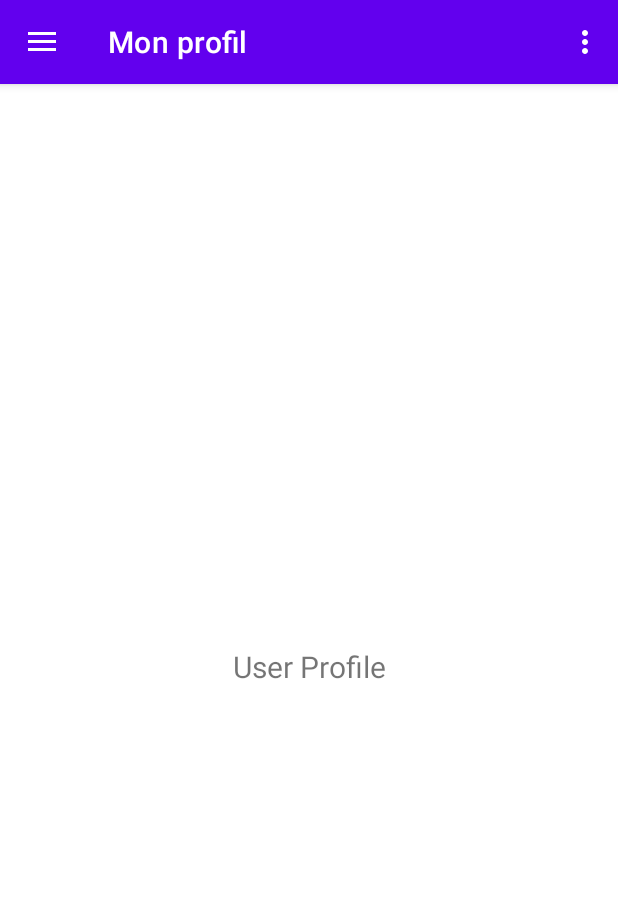
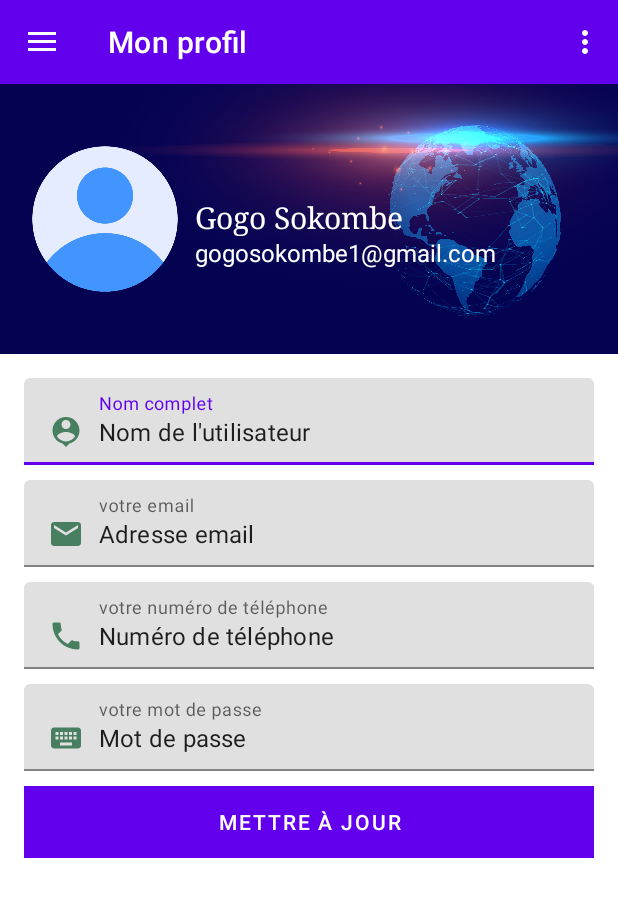
Before and after one commit to sokombe/zwa_news2_custom_api_with_volley_get_post-, an Android app: the screen it shows after launch once a user with an empty profile is signed in (MainActivity), in the side drawer, after a tap on "Mon Profile", on a phone screen of 412 x 824 dp. Shown: the top 897 px of the screen. Run offline under Robolectric (Android 15) with nearby library versions, the light colour scheme and no system bars; our stand-ins replace AdMob, Firebase (no records; nobody signed in at launch, a user with empty details on screens opened directly), Picasso, navigation-ui; pictures from the network do not load.

Commit message:
profile
profile

```diff
--- /dev/null
+++ b/app/src/main/res/drawable/ic_baseline_email_24.xml
@@ -0,0 +1,5 @@
+<vector android:height="24dp" android:tint="#487F61"
+    android:viewportHeight="24" android:viewportWidth="24"
+    android:width="24dp" xmlns:android="http://schemas.android.com/apk/res/android">
+    <path android:fillColor="@android:color/white" android:pathData="M20,4L4,4c-1.1,0 -1.99,0.9 -1.99,2L2,18c0,1.1 0.9,2 2,2h16c1.1,0 2,-0.9 2,-2L22,6c0,-1.1 -0.9,-2 -2,-2zM20,8l-8,5 -8,-5L4,6l8,5 8,-5v2z"/>
+</vector>
--- /dev/null
+++ b/app/src/main/res/drawable/ic_baseline_keyboard_24.xml
@@ -0,0 +1,5 @@
+<vector android:height="24dp" android:tint="#487F61"
+    android:viewportHeight="24" android:viewportWidth="24"
+    android:width="24dp" xmlns:android="http://schemas.android.com/apk/res/android">
+    <path android:fillColor="@android:color/white" android:pathData="M20,5L4,5c-1.1,0 -1.99,0.9 -1.99,2L2,17c0,1.1 0.9,2 2,2h16c1.1,0 2,-0.9 2,-2L22,7c0,-1.1 -0.9,-2 -2,-2zM11,8h2v2h-2L11,8zM11,11h2v2h-2v-2zM8,8h2v2L8,10L8,8zM8,11h2v2L8,13v-2zM7,13L5,13v-2h2v2zM7,10L5,10L5,8h2v2zM16,17L8,17v-2h8v2zM16,13h-2v-2h2v2zM16,10h-2L14,8h2v2zM19,13h-2v-2h2v2zM19,10h-2L17,8h2v2z"/>
+</vector>
--- /dev/null
+++ b/app/src/main/res/drawable/ic_baseline_local_phone_24.xml
@@ -0,0 +1,5 @@
+<vector android:height="24dp" android:tint="#487F61"
+    android:viewportHeight="24" android:viewportWidth="24"
+    android:width="24dp" xmlns:android="http://schemas.android.com/apk/res/android">
+    <path android:fillColor="@android:color/white" android:pathData="M6.62,10.79c1.44,2.83 3.76,5.14 6.59,6.59l2.2,-2.2c0.27,-0.27 0.67,-0.36 1.02,-0.24 1.12,0.37 2.33,0.57 3.57,0.57 0.55,0 1,0.45 1,1V20c0,0.55 -0.45,1 -1,1 -9.39,0 -17,-7.61 -17,-17 0,-0.55 0.45,-1 1,-1h3.5c0.55,0 1,0.45 1,1 0,1.25 0.2,2.45 0.57,3.57 0.11,0.35 0.03,0.74 -0.25,1.02l-2.2,2.2z"/>
+</vector>
--- a/app/src/main/res/layout/activity_login.xml
+++ b/app/src/main/res/layout/activity_login.xml
@@ -1,5 +1,5 @@
 <?xml version="1.0" encoding="utf-8"?>
-<LinearLayout xmlns:android="http://schemas.android.com/apk/res/android"
+<ScrollView xmlns:android="http://schemas.android.com/apk/res/android"
     xmlns:tools="http://schemas.android.com/tools"
     android:layout_width="match_parent"
     android:layout_height="match_parent"
@@ -7,6 +7,11 @@
     android:orientation="vertical"
     tools:context=".ui.Login_and_splash.Login">
 
+  <LinearLayout
+      android:layout_width="match_parent"
+      android:layout_height="wrap_content"
+        android:orientation="vertical"
+>
       <TextView
           android:layout_width="match_parent"
           android:layout_height="180dp"
@@ -90,3 +95,5 @@
 
       </LinearLayout>
   </LinearLayout>
+
+</ScrollView>
--- a/app/src/main/res/layout/activity_signin.xml
+++ b/app/src/main/res/layout/activity_signin.xml
@@ -1,11 +1,17 @@
 <?xml version="1.0" encoding="utf-8"?>
-<LinearLayout xmlns:android="http://schemas.android.com/apk/res/android"
+<ScrollView xmlns:android="http://schemas.android.com/apk/res/android"
     xmlns:tools="http://schemas.android.com/tools"
     android:orientation="vertical"
     android:layout_width="match_parent"
     android:layout_height="match_parent"
     tools:context=".ui.Login_and_splash.Signin"
     android:background="@drawable/login_bac">
+<LinearLayout
+    android:layout_width="match_parent"
+    android:layout_height="match_parent"
+    android:orientation="vertical"
+
+    >
 
     <TextView
         android:layout_width="match_parent"
@@ -77,7 +83,7 @@
             android:layout_height="wrap_content"
             android:text="Déjà un compte?"
             android:textColor="@color/white"
-            android:textSize="16sp"/>
+            android:textSize="16sp" />
 
         <TextView
             android:id="@+id/tvLoginHere"
@@ -91,3 +97,4 @@
 
     </LinearLayout>
 </LinearLayout>
+</ScrollView>
--- a/app/src/main/res/layout/fragment_user_profile.xml
+++ b/app/src/main/res/layout/fragment_user_profile.xml
@@ -1,23 +1,157 @@
 <?xml version="1.0" encoding="utf-8"?>
-<androidx.constraintlayout.widget.ConstraintLayout xmlns:android="http://schemas.android.com/apk/res/android"
+<ScrollView xmlns:android="http://schemas.android.com/apk/res/android"
     xmlns:app="http://schemas.android.com/apk/res-auto"
     xmlns:tools="http://schemas.android.com/tools"
     android:layout_width="match_parent"
+    android:orientation="vertical"
     android:layout_height="match_parent"
     tools:context=".ui.userProfile.UserProfileFragment">
 
-    <TextView
-        android:id="@+id/text_home"
+
+    <LinearLayout
         android:layout_width="match_parent"
-        android:layout_height="wrap_content"
-        android:layout_marginStart="8dp"
-        android:layout_marginTop="8dp"
-        android:layout_marginEnd="8dp"
-        android:text="User Profile"
-        android:textAlignment="center"
-        android:textSize="20sp"
-        app:layout_constraintBottom_toBottomOf="parent"
-        app:layout_constraintEnd_toEndOf="parent"
-        app:layout_constraintStart_toStartOf="parent"
-        app:layout_constraintTop_toTopOf="parent" />
-</androidx.constraintlayout.widget.ConstraintLayout>
+        android:layout_height="match_parent"
+        android:orientation="vertical"
+        >
+        <LinearLayout
+            android:layout_width="match_parent"
+            android:layout_height="match_parent"
+            android:background="@color/white"
+            >
+
+
+
+        </LinearLayout>
+
+        <RelativeLayout
+            android:layout_width="match_parent"
+            android:layout_height="180dp"
+            android:background="@drawable/login_bac"
+            android:padding="20dp"
+            >
+<ImageView
+    android:id="@+id/nav_user_profile_image"
+    android:layout_width="100dp"
+    android:layout_height="100dp"
+    android:layout_centerVertical="true"
+    android:src="@drawable/user"
+
+    />
+
+      <TextView
+            android:id="@+id/nav_user_profile_name"
+          android:layout_width="wrap_content"
+          android:layout_height="wrap_content"
+          android:text="Gogo Sokombe"
+          android:textColor="@color/white"
+          android:layout_centerVertical="true"
+          android:layout_marginStart="10dp"
+          android:layout_toEndOf="@id/nav_user_profile_image"
+          android:fontFamily="serif"
+          android:includeFontPadding="false"
+          android:textSize="20dp"
+
+          />
+
+            <TextView
+            android:id="@+id/nav_user_profile_email"
+                android:layout_width="wrap_content"
+                android:layout_height="wrap_content"
+                android:text="gogosokombe1@gmail.com"
+                android:layout_below="@id/nav_user_profile_name"
+                android:layout_centerVertical="true"
+                android:layout_marginStart="10dp"
+                android:layout_toEndOf="@id/nav_user_profile_image"
+                android:textSize="16dp"
+                android:textColor="@color/white"
+                />
+
+        </RelativeLayout>
+
+        <LinearLayout
+            android:layout_width="match_parent"
+            android:layout_height="wrap_content"
+            android:orientation="vertical"
+            android:padding="16dp"
+            >
+
+            <com.google.android.material.textfield.TextInputLayout
+                android:id="@+id/textInputLayout_user_profile_name"
+                android:layout_width="match_parent"
+                android:layout_height="wrap_content"
+                android:layout_marginBottom="10dp"
+                android:hint="Nom complet"
+                >
+                <com.google.android.material.textfield.TextInputEditText
+                    android:layout_width="match_parent"
+                    android:layout_height="wrap_content"
+                     android:drawableStart="@drawable/ic_baseline_person_pin_24"
+                    android:drawablePadding="10dp"
+                    android:text="Nom de l'utilisateur"
+
+                    />
+            </com.google.android.material.textfield.TextInputLayout>>
+            <com.google.android.material.textfield.TextInputLayout
+                android:id="@+id/textInputLayout_user_profile_email"
+                android:layout_width="match_parent"
+                android:layout_height="wrap_content"
+                android:layout_marginBottom="10dp"
+                android:hint="votre email"
+                >
+                <com.google.android.material.textfield.TextInputEditText
+                    android:layout_width="match_parent"
+                    android:layout_height="wrap_content"
+                    android:drawableStart="@drawable/ic_baseline_email_24"
+                    android:drawablePadding="10dp"
+                    android:text="Adresse email"
+
+                    />
+            </com.google.android.material.textfield.TextInputLayout>>
+            <com.google.android.material.textfield.TextInputLayout
+                android:id="@+id/textInputLayout_user_profile_phone"
+                android:layout_width="match_parent"
+                android:layout_height="wrap_content"
+                android:layout_marginBottom="10dp"
+                android:hint="votre numéro de téléphone"
+                >
+                <com.google.android.material.textfield.TextInputEditText
+                    android:layout_width="match_parent"
+                    android:layout_height="wrap_content"
+                    android:drawableStart="@drawable/ic_baseline_local_phone_24"
+                    android:drawablePadding="10dp"
+                    android:text="Numéro de téléphone"
+
+                    />
+            </com.google.android.material.textfield.TextInputLayout>>
+            <com.google.android.material.textfield.TextInputLayout
+                android:id="@+id/textInputLayout_user_profile_password"
+                android:layout_width="match_parent"
+                android:layout_height="wrap_content"
+                android:layout_marginBottom="10dp"
+                android:hint="votre mot de passe"
+                >
+                <com.google.android.material.textfield.TextInputEditText
+                    android:layout_width="match_parent"
+                    android:layout_height="wrap_content"
+                    android:drawableStart="@drawable/ic_baseline_keyboard_24"
+                    android:drawablePadding="10dp"
+                    android:text="Mot de passe"
+
+                    />
+            </com.google.android.material.textfield.TextInputLayout>>
+
+            <Button
+                android:id="@+id/button_user_profile_save"
+                android:layout_width="match_parent"
+                android:layout_height="wrap_content"
+                android:layout_marginBottom="10dp"
+                android:text="Mettre à jour"
+                android:textColor="@color/white"
+                android:background="@color/red"
+                />
+
+        </LinearLayout>
+
+    </LinearLayout>
+
+</ScrollView>
```
Lines whose indentation alone changed are shown as unchanged.
